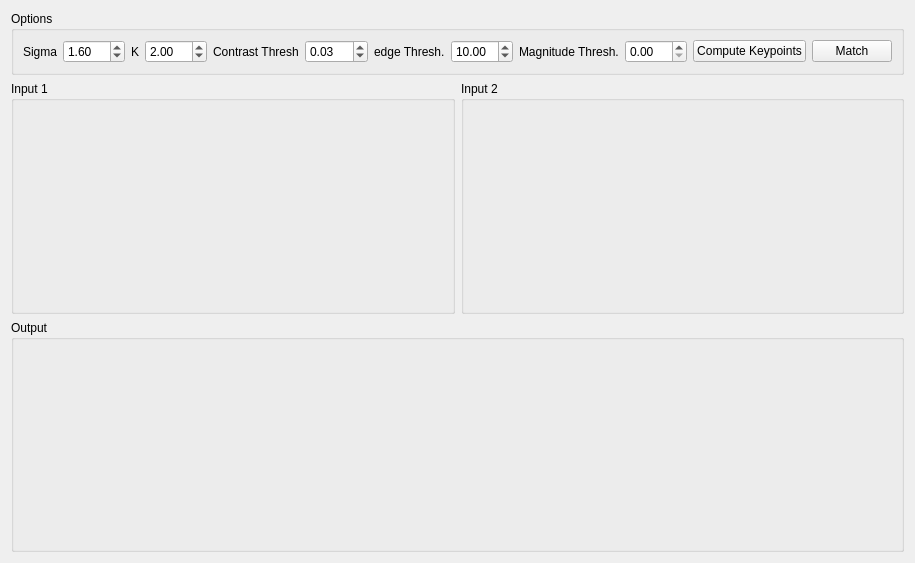
Qt form pages/page8.ui (Romaisaa/CV-Toolbox) before a commit.
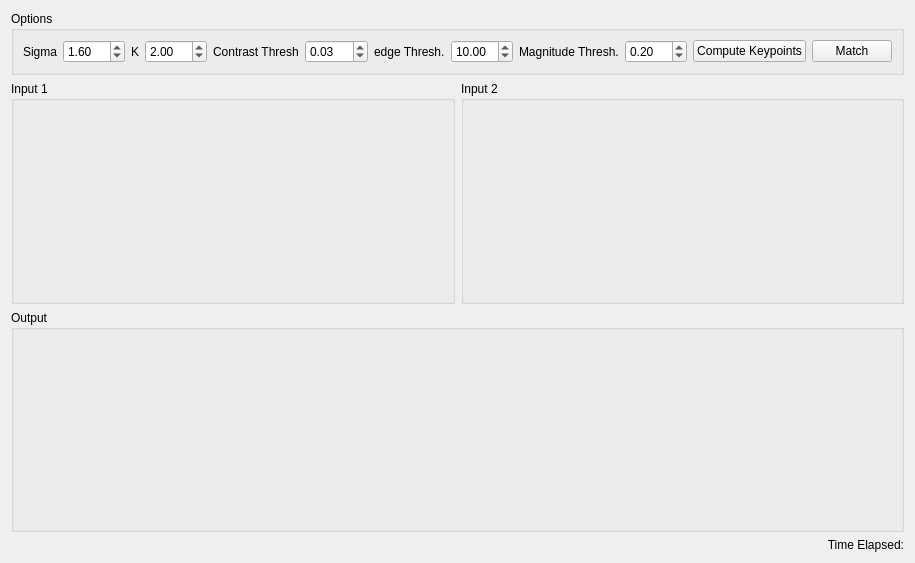
The same form after that commit. Custom widgets are drawn as their Qt base class.

Commit message: Adding Time elapsed labels

Diff of the .ui file:
```diff
--- a/pages/page8.ui
+++ b/pages/page8.ui
@@ -158,7 +158,11 @@
        </widget>
       </item>
       <item>
-       <widget class="QDoubleSpinBox" name="MagSpin"/>
+       <widget class="QDoubleSpinBox" name="MagSpin">
+        <property name="value">
+         <double>0.200000000000000</double>
+        </property>
+       </widget>
       </item>
       <item>
        <widget class="QPushButton" name="pushButton">
@@ -196,6 +200,22 @@
      </layout>
     </widget>
    </item>
+   <item row="3" column="1">
+    <widget class="QLabel" name="time_label">
+     <property name="sizePolicy">
+      <sizepolicy hsizetype="Preferred" vsizetype="Maximum">
+       <horstretch>0</horstretch>
+       <verstretch>0</verstretch>
+      </sizepolicy>
+     </property>
+     <property name="text">
+      <string>Time Elapsed:</string>
+     </property>
+     <property name="alignment">
+      <set>Qt::AlignRight|Qt::AlignTrailing|Qt::AlignVCenter</set>
+     </property>
+    </widget>
+   </item>
   </layout>
  </widget>
  <customwidgets>
```
Left out of the diff: 38 changed lines with no effect on the pictures. The commit also changes 9 other files.
